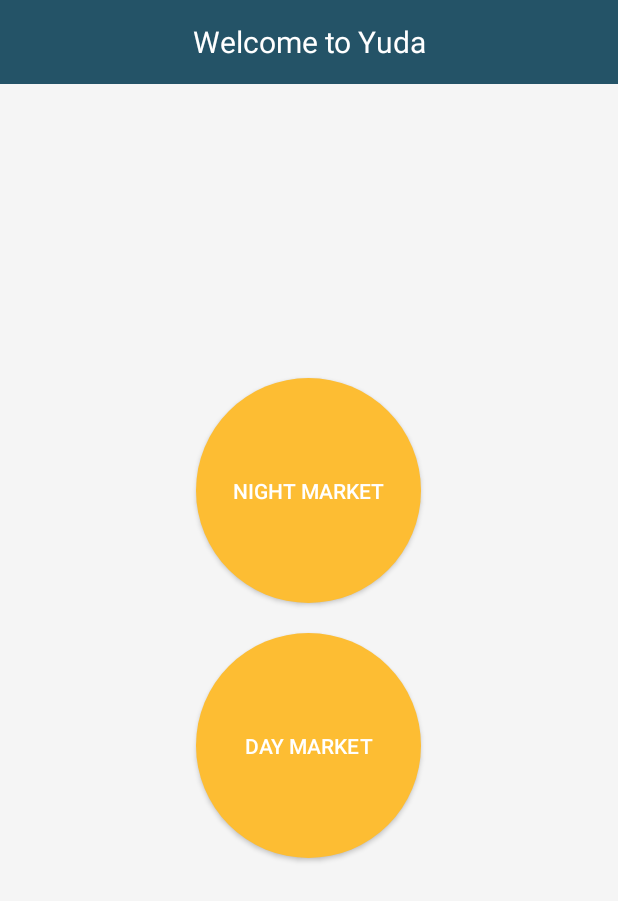
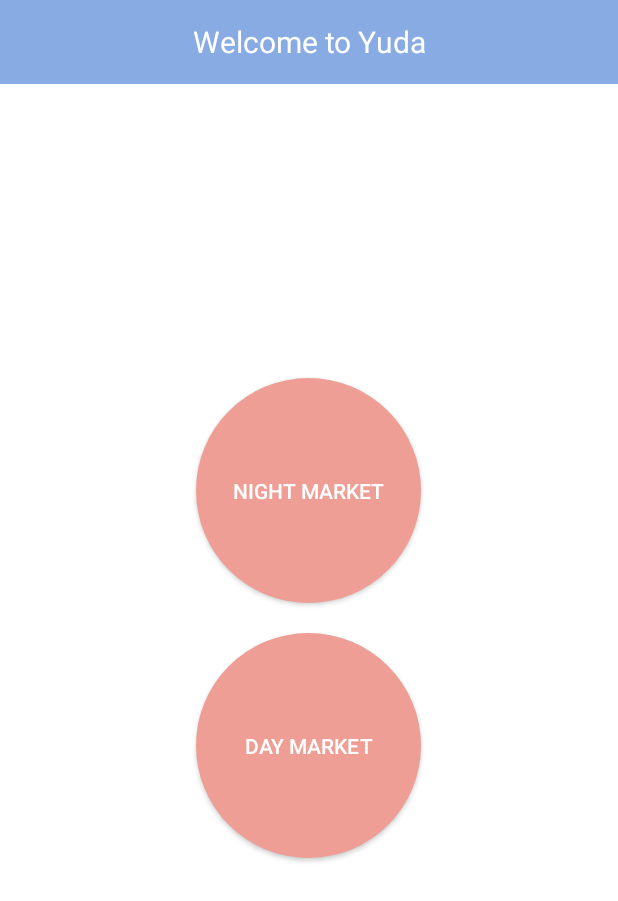
Before and after one commit to rachelbo/Yuda-new, an Android app: the HomeActivity screen opened directly, with no data from a screen before it, on a phone screen of 412 x 824 dp. Shown: the top 901 px of the screen. Run offline under Robolectric (Android 15) with nearby library versions, the phone set to English and light mode, and no system bars; 1 statement that could not run was skipped.

Commit message:
color changes

```diff
--- a/app/src/main/res/layout/activity_home.xml
+++ b/app/src/main/res/layout/activity_home.xml
@@ -4,7 +4,7 @@
     xmlns:tools="http://schemas.android.com/tools"
     android:layout_width="match_parent"
     android:layout_height="match_parent"
-    android:background="@color/backgroud"
+    android:background="@color/background"
     tools:context="com.example.myapplication.HomeActivity">
     <include
         layout="@layout/toolbar"
--- a/app/src/main/res/layout/activity_search_result.xml
+++ b/app/src/main/res/layout/activity_search_result.xml
@@ -12,7 +12,7 @@
     <RelativeLayout
         android:layout_width="match_parent"
         android:layout_height="match_parent"
-        android:background="#ccc"
+
         tools:layout_editor_absoluteY="8dp"
         tools:layout_editor_absoluteX="8dp">
         <LinearLayout
--- a/app/src/main/res/layout/activity_splash.xml
+++ b/app/src/main/res/layout/activity_splash.xml
@@ -3,7 +3,7 @@
 	android:orientation="vertical"
 	android:layout_width="match_parent"
 	android:layout_height="match_parent"
-	android:background= "@color/colorPrimary"
+	android:background= "@color/white"
 	android:gravity= "center">
 	<ImageView
 		android:src="@drawable/logo"
--- a/app/src/main/res/layout/fragment_main.xml
+++ b/app/src/main/res/layout/fragment_main.xml
@@ -6,7 +6,7 @@
     <RelativeLayout
         android:layout_width="match_parent"
         android:layout_height="match_parent"
-        android:background="#ccc"
+        android:background="@color/bg_screen1"
         tools:layout_editor_absoluteY="8dp"
         tools:layout_editor_absoluteX="8dp">
         <me.zhanghai.android.materialprogressbar.MaterialProgressBar
--- a/app/src/main/res/layout/fragment_search.xml
+++ b/app/src/main/res/layout/fragment_search.xml
@@ -3,12 +3,12 @@
     android:layout_width="match_parent"
     android:layout_height="match_parent"
     android:orientation="vertical"
-    android:background="@color/backgroud"
+    android:background="@color/bg_screen1"
     tools:context="com.example.myapplication.fragments.SearchFragment">
     <android.support.design.widget.TextInputLayout
         android:layout_width="match_parent"
         android:layout_marginTop="10dp"
-        android:background="@color/white"
+        android:background="@color/bg_screen1"
         android:layout_height="wrap_content">
         <EditText
             android:id="@+id/searchView"
--- a/app/src/main/res/layout/list_shop.xml
+++ b/app/src/main/res/layout/list_shop.xml
@@ -21,7 +21,7 @@
                     android:layout_height="100dp"
                     android:cropToPadding="true"
                     android:scaleType="centerCrop"
-                    android:background="@color/colorPrimaryDark"/>
+                    android:background="@color/white"/>
             </RelativeLayout>
         </LinearLayout>
         <LinearLayout
--- a/app/src/main/res/values/colors.xml
+++ b/app/src/main/res/values/colors.xml
@@ -1,15 +1,15 @@
 <?xml version="1.0" encoding="utf-8"?>
 <resources>
-    <color name="colorPrimary">#245367</color>
-    <color name="colorPrimaryDark">#142e39</color>
-    <color name="colorAccent">#fdbd33</color>
+    <color name="colorPrimary">#89abe3</color>
+    <color name="colorPrimaryDark">#7d9dd0</color>
+    <color name="colorAccent">#ee9e95</color>
     <color name="white">#ffffff</color>
-    <color name="backgroud">#f5f5f5</color>
+    <color name="background">#ffffff</color>
 
-    <color name="bg_screen1">#575757</color>
-    <color name="bg_screen2">#6f7171</color>
-    <color name="bg_screen3">#878b8c</color>
-    <color name="bg_screen4">#a1a4a6</color>
+    <color name="bg_screen1">#ffffd6</color>
+    <color name="bg_screen2">#ffffd6</color>
+    <color name="bg_screen3">#ffffd6</color>
+    <color name="bg_screen4">#ffffd6</color>
 
     <!-- dots inactive colors -->
     <color name="dot_dark_screen1">#7fa3a3</color>
```
